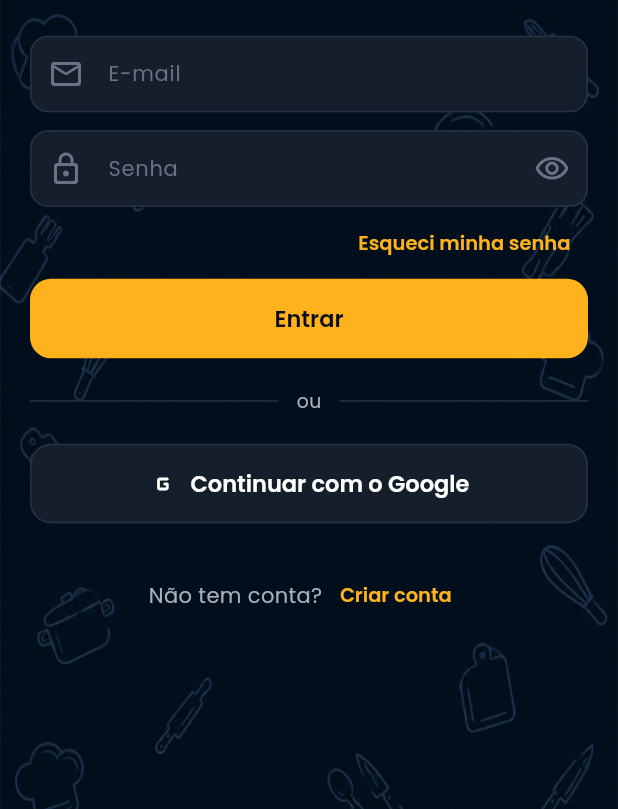
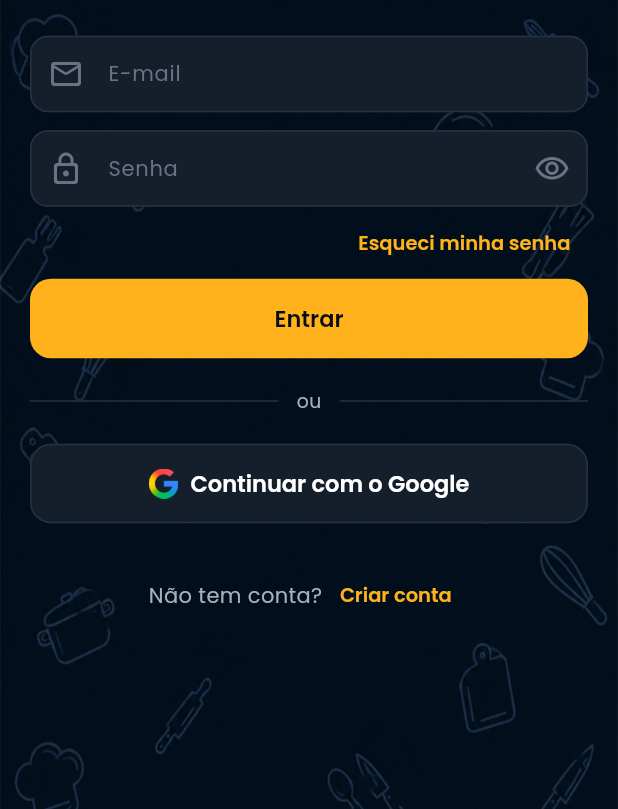
Before and after one commit to lenonronaldo2014-prog/receitas, a Flutter app: the screen it shows after launch, on a phone screen of 412 x 824 dp, the part 427-1236 px from its top. Run offline on Flutter 3.47's test engine with Material 3 defaults, Android fonts, the phone set to English and light mode, and no system bars; our stand-ins replace cloud_firestore, firebase_auth, firebase_core, google_sign_in, image_picker, package_info_plus and 2 more; accounts and stored records are empty.

Commit message:
Logo colorido do Google no botao de login
Co-Authored-By: Claude Opus 5.5 (1M context) <noreply@anthropic.com>

```diff
--- a/lib/screens/login_screen.dart
+++ b/lib/screens/login_screen.dart
@@ -247,7 +247,11 @@ class _LoginScreenState extends State<LoginScreen> {
                     const SizedBox(height: AppSpacing.lg),
                     SecondaryButton(
                       label: 'Continuar com o Google',
-                      icon: Icons.g_mobiledata_rounded,
+                      leading: Image.asset(
+                        'assets/icon/google_g.png',
+                        width: 20,
+                        height: 20,
+                      ),
                       onPressed: _busy
                           ? null
                           : () => _run((auth) => auth.signInWithGoogle()),
--- a/lib/widgets/buttons.dart
+++ b/lib/widgets/buttons.dart
@@ -44,21 +44,26 @@ class SecondaryButton extends StatelessWidget {
     required this.label,
     required this.onPressed,
     this.icon,
+    this.leading,
     this.expanded = true,
   });
 
   final String label;
   final VoidCallback? onPressed;
   final IconData? icon;
+
+  /// Imagem no lugar do ícone (ex.: logo do Google).
+  final Widget? leading;
   final bool expanded;
 
   @override
   Widget build(BuildContext context) {
-    final button = icon == null
+    final lead = leading ?? (icon == null ? null : Icon(icon, size: 20));
+    final button = lead == null
         ? OutlinedButton(onPressed: onPressed, child: Text(label))
         : OutlinedButton.icon(
             onPressed: onPressed,
-            icon: Icon(icon, size: 20),
+            icon: lead,
             label: Text(label),
           );
     return expanded ? SizedBox(width: double.infinity, child: button) : button;
--- a/pubspec.yaml
+++ b/pubspec.yaml
@@ -74,6 +74,7 @@ flutter:
   assets:
     - assets/images/
     - assets/icon/icon.png
+    - assets/icon/google_g.png
 
   fonts:
     - family: Poppins
```
Also changed, not shown: assets/icon/google_g.png (added).
